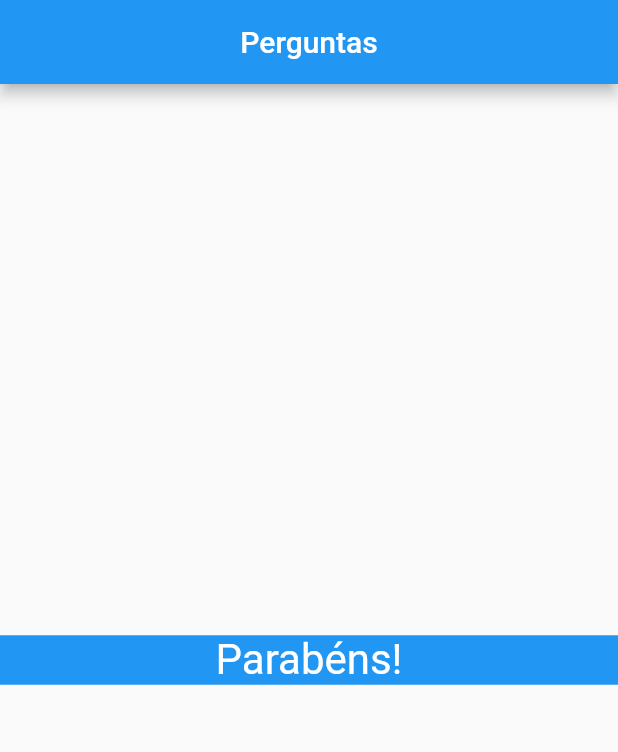
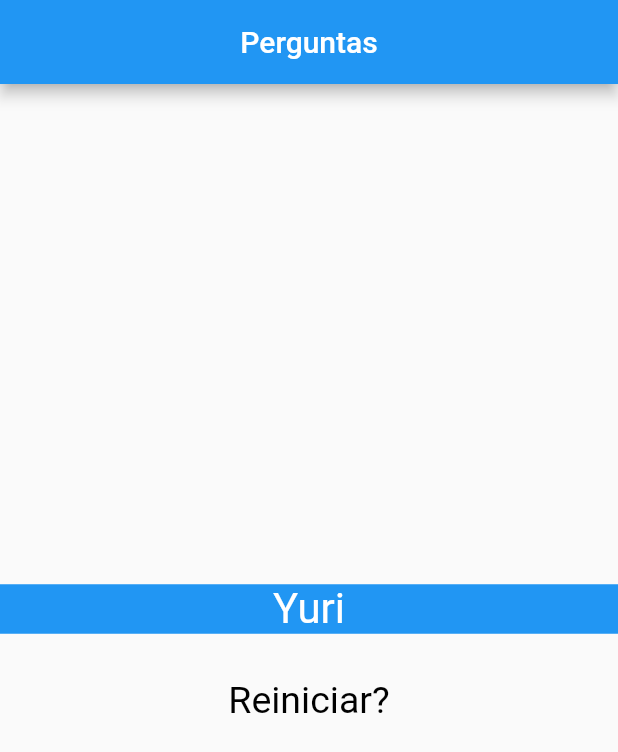
Before and after one commit to iru-Y/Questionnaire-App, a Flutter app: the screen it shows after launch, after a tap on "Preto", after a tap on "Cabra", after a tap on "Carlos", on a phone screen of 412 x 824 dp. Shown: the top 752 px of the screen. Run offline on Flutter 3.47's test engine with Material 2 defaults, Android fonts, the light colour scheme and no system bars.

Commit message:
version 0.0.1 release

```diff
--- a/lib/main.dart
+++ b/lib/main.dart
@@ -44,6 +44,13 @@ class _QuestionAppState extends State<QuestionApp> {
     }
   ];
 
+  void _restart(){
+   setState(() {
+     _selectedQuestion = 0;
+     _totalScore = 0;
+   });
+  }
+
   void _answer(int totalScore) {
     if (haveASelectedQuestion) {
       setState(() {
@@ -70,7 +77,7 @@ class _QuestionAppState extends State<QuestionApp> {
                   questions: _questions,
                   selectedQuestion: _selectedQuestion,
                   answer: _answer)
-              : const Result(text: "Parabéns!")),
+              : Result(score: _totalScore, restart: _restart,)),
     );
   }
 }
--- a/lib/result.dart
+++ b/lib/result.dart
@@ -1,21 +1,56 @@
 import 'package:flutter/material.dart';
 
 class Result extends StatelessWidget {
-  const Result({Key? key, required this.text}) : super(key: key);
-  final String text;
+  const Result({Key? key, required this.score, required this.restart}) : super(key: key);
+
+  final int score;
+  final void Function() restart;
+
+  String get phraseResult{
+    if (score < 8){
+      return "Yan";
+    } else if(score < 12){
+      return "Aumiraci";
+    } else if (score < 16){
+      return "Valdeci";
+    } else {
+      return "Yuri";
+    }
+  }
 
   @override
   Widget build(BuildContext context) {
     return Center(
-      child: Container(
-        width: double.infinity,
-        color: Colors.blue,
-        child: Text(text,
-          textAlign: TextAlign.center,
-          style: const TextStyle(fontSize: 28,
-            color: Colors.white
+      child: Column(
+        mainAxisAlignment: MainAxisAlignment.center,
+        crossAxisAlignment: CrossAxisAlignment.center,
+        children: [
+          Container(
+            width: double.infinity,
+            color: Colors.blue,
+            child: Center(
+              child: Text(phraseResult,
+                style: const TextStyle(fontSize: 28,
+                    color: Colors.white
+                ),
+              ),
+            ),
           ),
-        ),
+          const SizedBox(height: 20),
+          TextButtonTheme(
+            data: const TextButtonThemeData(
+                style: ButtonStyle(
+                    foregroundColor: MaterialStatePropertyAll(Colors.black),
+                    textStyle: MaterialStatePropertyAll(TextStyle(fontSize: 25))
+                )
+            ),
+            child: Column(
+              children: <Widget>[
+                TextButton(onPressed: restart, child: const Text("Reiniciar?"))
+              ],
+            ),
+          ),
+        ],
       ),
     );
   }
```
